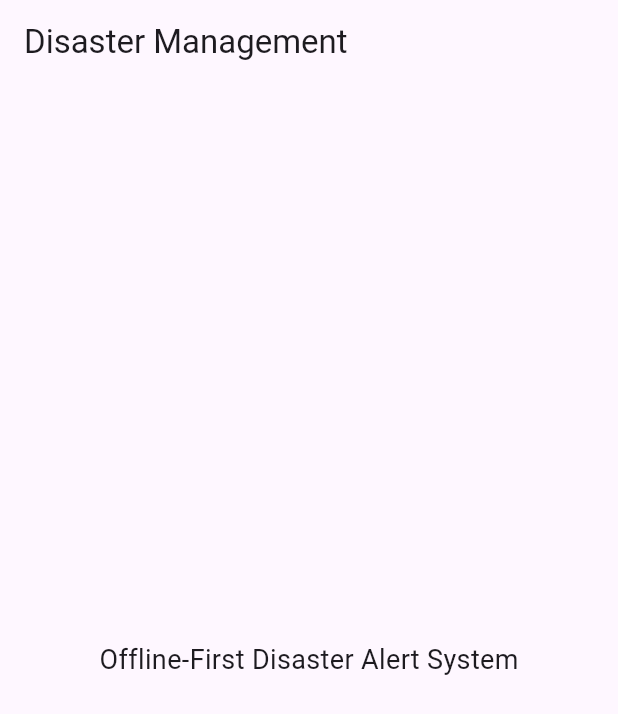
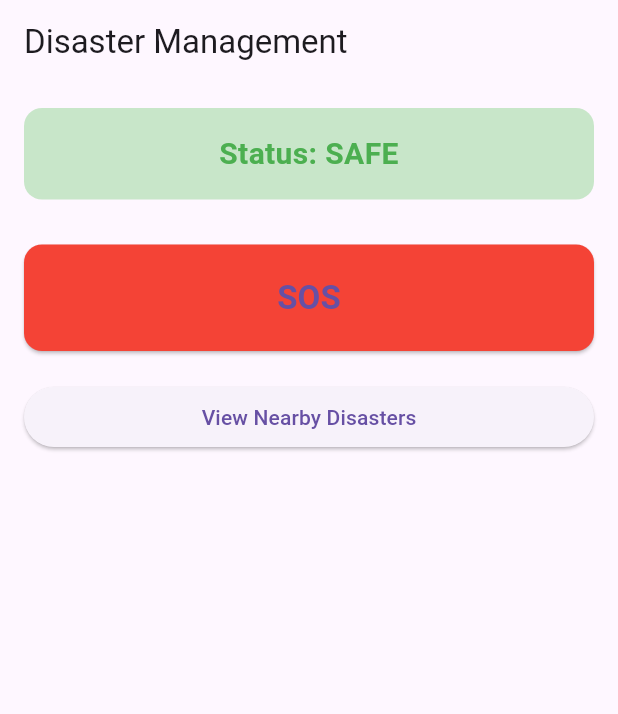
Before and after one commit to VaradPimple/Disaster-Management-OfflineFirst, a Flutter app: the screen it shows after launch, on a phone screen of 412 x 824 dp. Shown: the top 714 px of the screen. Run offline on Flutter 3.47's test engine with Material 3 defaults, Android fonts, the phone set to English and light mode, and no system bars.

Commit message:
Upgraded HomeScreen with dashboard layout and integrated SOSButton

```diff
--- a/frontend-app/disaster_app/lib/screens/home_screen.dart
+++ b/frontend-app/disaster_app/lib/screens/home_screen.dart
@@ -1,4 +1,5 @@
 import 'package:flutter/material.dart';
+import '../widgets/sos_button.dart';
 
 class HomeScreen extends StatelessWidget {
   const HomeScreen({super.key});
@@ -7,10 +8,41 @@ class HomeScreen extends StatelessWidget {
   Widget build(BuildContext context) {
     return Scaffold(
       appBar: AppBar(title: const Text('Disaster Management')),
-      body: const Center(
-        child: Text(
-          'Offline-First Disaster Alert System',
-          style: TextStyle(fontSize: 18),
+      body: Padding(
+        padding: const EdgeInsets.all(16.0),
+        child: Column(
+          crossAxisAlignment: CrossAxisAlignment.stretch,
+          children: [
+            Container(
+              padding: const EdgeInsets.all(16),
+              decoration: BoxDecoration(
+                color: Colors.green[100],
+                borderRadius: BorderRadius.circular(12),
+              ),
+              child: const Text(
+                "Status: SAFE",
+                textAlign: TextAlign.center,
+                style: TextStyle(
+                  fontSize: 20,
+                  fontWeight: FontWeight.bold,
+                  color: Colors.green,
+                ),
+              ),
+            ),
+            const SizedBox(height: 30),
+            SOSButton(
+              onPressed: () {
+                ScaffoldMessenger.of(
+                  context,
+                ).showSnackBar(const SnackBar(content: Text("SOS Triggered")));
+              },
+            ),
+            const SizedBox(height: 20),
+            ElevatedButton(
+              onPressed: () {},
+              child: const Text("View Nearby Disasters"),
+            ),
+          ],
         ),
       ),
     );
```
